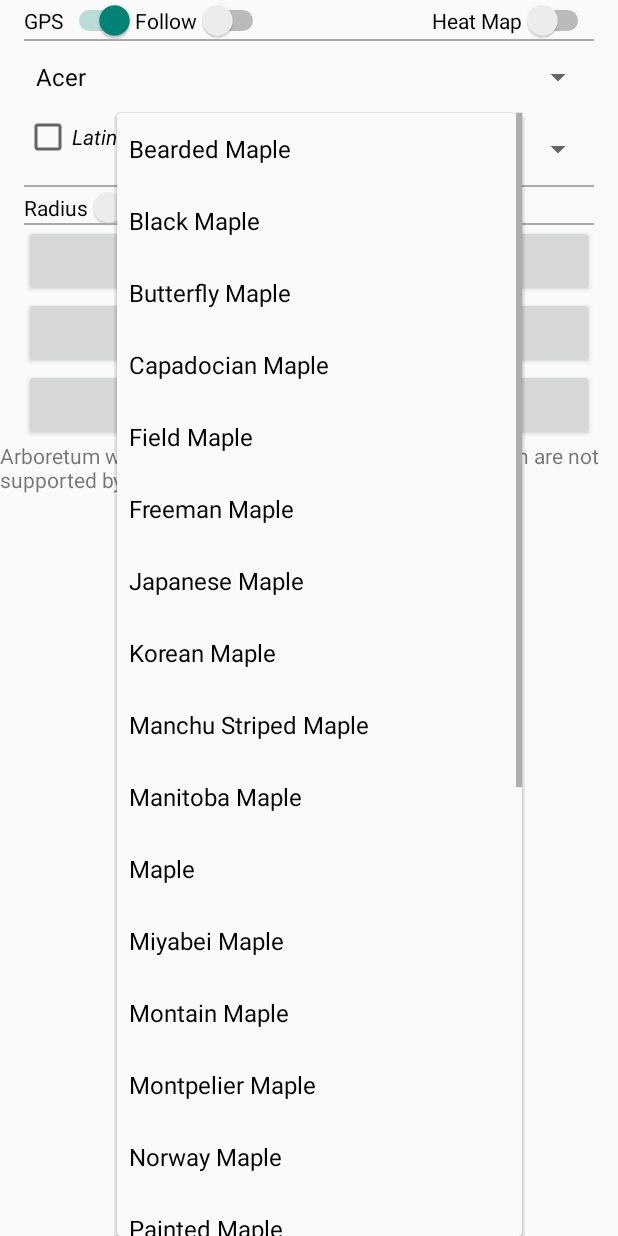
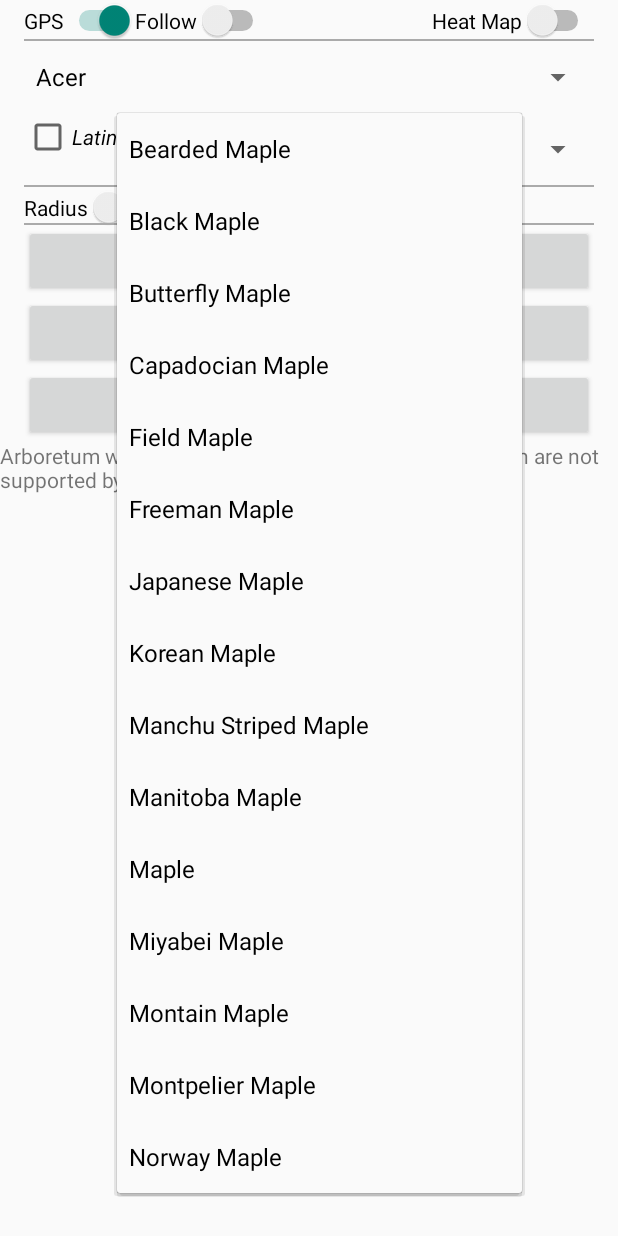
Before and after one commit to jyyae86/Dominion-Arboretum, an Android app: the MainActivity screen opened directly, with no data from a screen before it, after a tap on "Bearded Maple", on a phone screen of 412 x 824 dp. Run offline under Robolectric (Android 15) with nearby library versions, the phone set to English and light mode, and no system bars; libraries missing offline, so code that uses them is left out: com.google.maps.android; 1 statement that could not run was skipped.

```diff
--- a/app/src/main/java/com/laggiss/arboretumexplorer/MainActivity.java
+++ b/app/src/main/java/com/laggiss/arboretumexplorer/MainActivity.java
@@ -117,7 +117,7 @@ public class MainActivity extends FragmentActivity implements
     ArrayList<LatLng> heatMapList = new ArrayList<LatLng>();
     private static final long INTERVAL = 2000;
     private static final long FASTEST_INTERVAL = 1000;
-    private String dbaseName = "ArboretumDataTest";
+    private String dbaseName = "ArboretumData";
     private DataBaseHelper myDbHelper;
     private SQLiteDatabase arboretum;
     Polyline line;
```
Also changed, not shown: app/src/main/res/mipmap-hdpi/ic_launcher.png, app/src/main/res/mipmap-mdpi/ic_launcher.png, app/src/main/res/mipmap-xhdpi/ic_launcher.png, app/src/main/res/mipmap-xxhdpi/ic_launcher.png, 1 other file.
